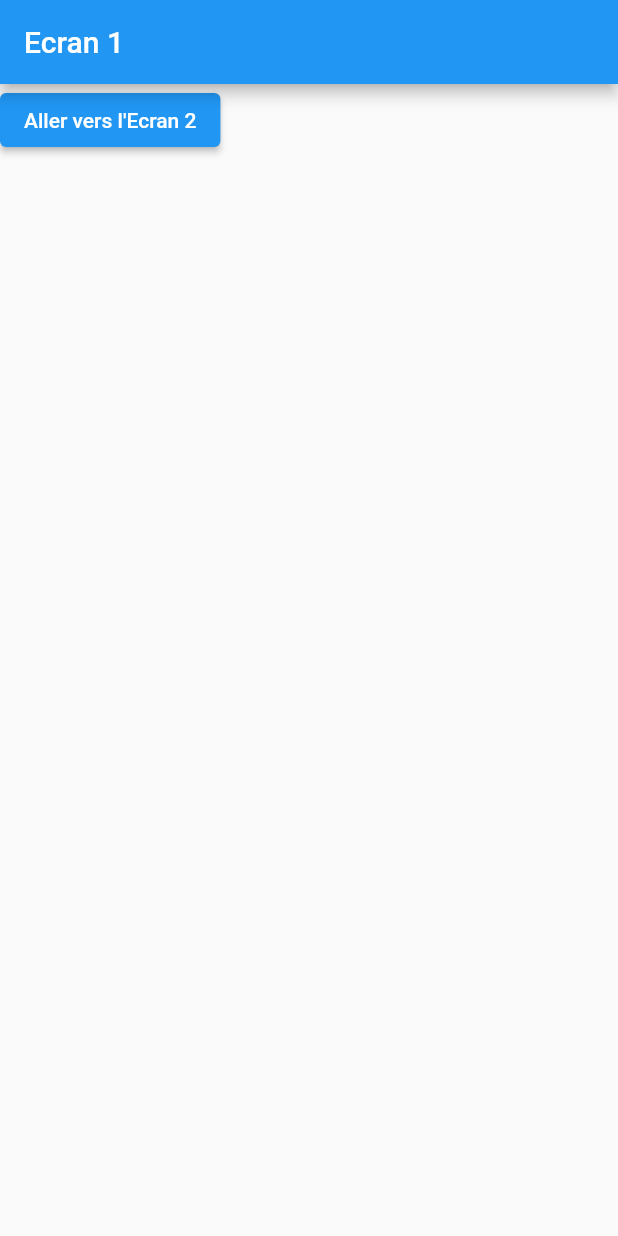
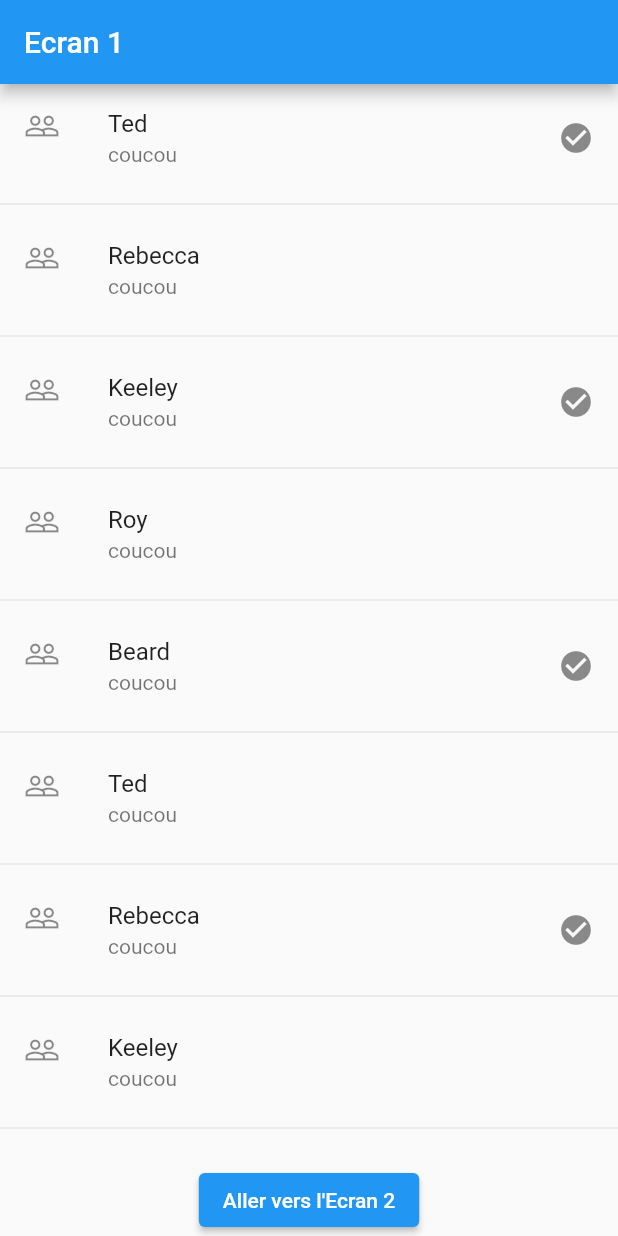
Before and after one commit to maxbritto/flutter-sopra, a Flutter app: the screen it shows after launch, on a phone screen of 412 x 824 dp. Run offline on Flutter 3.47's test engine with Material 2 defaults, Android fonts, the light colour scheme and no system bars.

Commit message:
Ajout des listView

```diff
--- a/navigation_ecrans/lib/ecran1.dart
+++ b/navigation_ecrans/lib/ecran1.dart
@@ -2,7 +2,37 @@ import 'package:exemples_cours/ecran2.dart';
 import 'package:flutter/material.dart';
 
 class Ecran1 extends StatelessWidget {
-  final List<String> _personnages = [
+  final List<String> _nameList = [
+    "Ted",
+    "Rebecca",
+    "Keeley",
+    "Roy",
+    "Beard",
+    "Ted",
+    "Rebecca",
+    "Keeley",
+    "Roy",
+    "Beard",
+    "Ted",
+    "Rebecca",
+    "Keeley",
+    "Roy",
+    "Beard",
+    "Ted",
+    "Rebecca",
+    "Keeley",
+    "Roy",
+    "Beard",
+    "Ted",
+    "Rebecca",
+    "Keeley",
+    "Roy",
+    "Beard",
+    "Ted",
+    "Rebecca",
+    "Keeley",
+    "Roy",
+    "Beard",
     "Ted",
     "Rebecca",
     "Keeley",
@@ -13,6 +43,21 @@ class Ecran1 extends StatelessWidget {
     "Higgins"
   ];
 
+  Widget _buildCell(BuildContext context, int index) {
+    final name = _nameList[index];
+    return ListTile(
+      title: Text(name),
+      subtitle: const Text("coucou"),
+      leading: const Icon(Icons.people_outline),
+      trailing: index % 2 == 0 ? const Icon(Icons.check_circle) : null,
+      onTap: () => Navigator.push(
+          context,
+          MaterialPageRoute(
+            builder: (context) => Ecran2(title: name),
+          )),
+    );
+  }
+
   @override
   Widget build(BuildContext context) {
     return Scaffold(
@@ -22,12 +67,20 @@ class Ecran1 extends StatelessWidget {
       body: SafeArea(
         child: Column(
           children: [
+            Expanded(
+              child: ListView.separated(
+                  separatorBuilder: (context, index) => const Divider(),
+                  itemBuilder: _buildCell,
+                  itemCount: _nameList.length),
+            ),
             ElevatedButton(
               onPressed: () {
-                Navigator.push(context,
-                    MaterialPageRoute(builder: (context) => const Ecran2()));
                 Navigator.push(
-                    context, MaterialPageRoute(builder: (context) => Ecran2()));
+                    context,
+                    MaterialPageRoute(
+                        builder: (context) => const Ecran2(
+                              title: "Ecran 2",
+                            )));
               },
               child: Text("Aller vers l'Ecran 2"),
             )
--- a/navigation_ecrans/lib/ecran2.dart
+++ b/navigation_ecrans/lib/ecran2.dart
@@ -1,7 +1,8 @@
 import 'package:flutter/material.dart';
 
 class Ecran2 extends StatelessWidget {
-  const Ecran2({Key? key}) : super(key: key);
+  final String title;
+  const Ecran2({Key? key, required this.title}) : super(key: key);
   @override
   Widget build(BuildContext context) {
     return Scaffold(
@@ -9,7 +10,7 @@ class Ecran2 extends StatelessWidget {
         child: Center(
           child: Column(
             children: [
-              const Text("Ecran 2"),
+              Text(title),
               ElevatedButton(
                 onPressed: () {
                   Navigator.pop(context);
```
